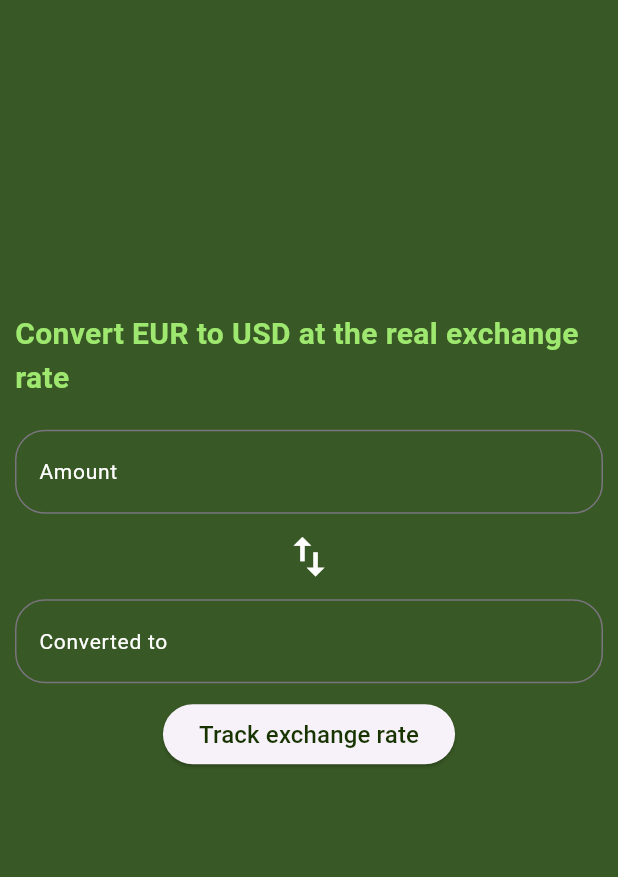
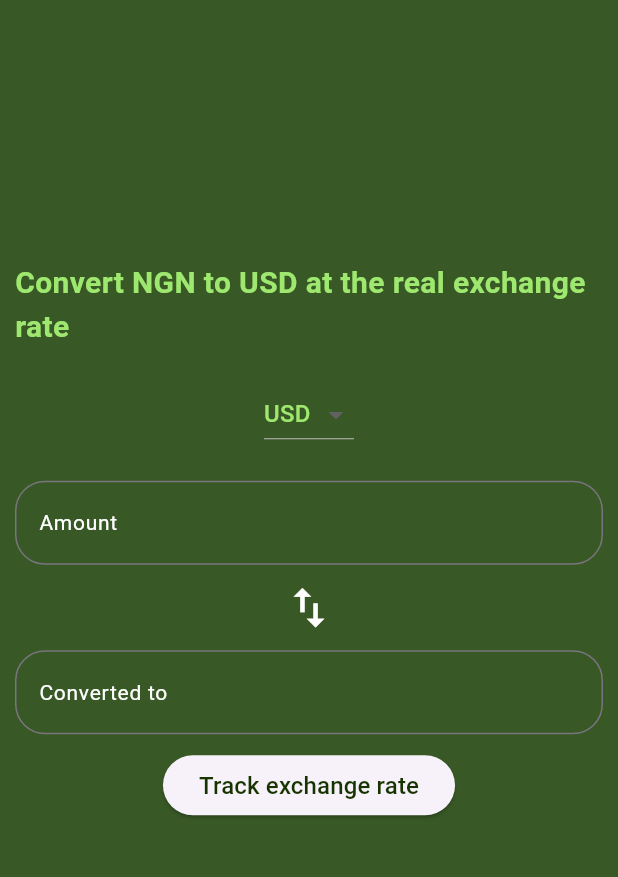
Before and after one commit to TijanAyo/currency-converter, a Flutter app: the screen it shows after launch, on a phone screen of 412 x 824 dp, the part 84-961 px from its top. Run offline on Flutter 3.47's test engine with Material 3 defaults, Android fonts, the phone set to English and light mode, and no system bars; Roboto replaces fonts that are missing (san-serif).

Commit message:
added currency drop down and stateful widget to reflect change

```diff
--- a/lib/main.dart
+++ b/lib/main.dart
@@ -12,7 +12,7 @@ class MyApp extends StatelessWidget {
   Widget build(BuildContext context) {
     return MaterialApp(
       theme: ThemeData(fontFamily: "Boldonse"),
-      home: HomeTextWidget(),
+      home: const CurrencyConverter(),
     );
   }
 }
--- a/lib/widgets/home_text.dart
+++ b/lib/widgets/home_text.dart
@@ -1,7 +1,72 @@
 import 'package:flutter/material.dart';
 
-class HomeTextWidget extends StatelessWidget {
-  const HomeTextWidget({super.key});
+class CurrencyConverter extends StatefulWidget {
+  const CurrencyConverter({super.key});
+
+  @override
+  State<CurrencyConverter> createState() => _CurrencyConverterState();
+}
+
+class _CurrencyConverterState extends State<CurrencyConverter> {
+  final TextEditingController amountController = TextEditingController();
+  final TextEditingController convertedToController = TextEditingController();
+  String selectedCurrency = 'USD';
+  String selectedCurrencyTo = 'NGN';
+  List<String> currencies = [
+    'USD',
+    'EUR',
+    'GBP',
+    'CAD',
+    'AUD',
+    'JPY',
+    'CHF',
+    'CNY',
+    'INR',
+    'BRL',
+    'MXN',
+  ];
+
+  Map<String, int> exchangeRates = {
+    'USD': 1500,
+    'EUR': 1300,
+    'GBP': 1200,
+    'CAD': 1400,
+    'AUD': 1600,
+    'JPY': 10,
+    'CHF': 1400,
+    'CNY': 200,
+    'INR': 10,
+    'BRL': 10,
+    'MXN': 10,
+  };
+
+  @override
+  void initState() {
+    super.initState();
+    amountController.addListener(_convertCurrency);
+  }
+
+  @override
+  void dispose() {
+    amountController.dispose();
+    convertedToController.dispose();
+    super.dispose();
+  }
+
+  void _convertCurrency() {
+    double amount, convertedValue;
+    String amountText = amountController.text.trim();
+
+    if (amountText.isNotEmpty) {
+      amount = double.parse(amountText);
+      convertedValue = amount * exchangeRates[selectedCurrency]!;
+      setState(() {
+        convertedToController.text = convertedValue.toStringAsFixed(0);
+      });
+    } else {
+      convertedToController.text = "";
+    }
+  }
 
   @override
   Widget build(BuildContext context) {
@@ -14,8 +79,12 @@ class HomeTextWidget extends StatelessWidget {
       ),
     );
 
-    Widget customTextFieldSection({required String labelText}) {
+    Widget customTextFieldSection({
+      required String labelText,
+      required TextEditingController controller,
+    }) {
       return TextField(
+        controller: controller,
         style: const TextStyle(color: Colors.white),
         keyboardType: const TextInputType.numberWithOptions(decimal: true),
         decoration: InputDecoration(
@@ -56,8 +125,8 @@ class HomeTextWidget extends StatelessWidget {
             children: [
               Padding(
                 padding: const EdgeInsets.all(10.0),
-                child: const Text(
-                  "Convert EUR to USD at the real exchange rate",
+                child: Text(
+                  "Convert $selectedCurrencyTo to $selectedCurrency at the real exchange rate",
                   style: TextStyle(
                     color: Color.fromRGBO(159, 232, 112, 1),
                     fontFamily: 'san-serif',
@@ -66,10 +135,44 @@ class HomeTextWidget extends StatelessWidget {
                   ),
                 ),
               ),
+
               Padding(
                 padding: const EdgeInsets.all(10.0),
-                child: customTextFieldSection(labelText: "Amount"),
+                child: DropdownButton<String>(
+                  value: selectedCurrency,
+                  onChanged: (String? value) {
+                    setState(() {
+                      selectedCurrency = value!;
+                    });
+                  },
+                  items:
+                      currencies.map((String currency) {
+                        return DropdownMenuItem<String>(
+                          value: currency,
+                          child: Text(
+                            currency,
+                            style: const TextStyle(
+                              fontFamily: "sans-serif",
+                              fontSize: 16,
+                              color: Color.fromRGBO(159, 232, 112, 1),
+                            ),
+                          ),
+                        );
+                      }).toList(),
+                  dropdownColor: const Color.fromRGBO(34, 70, 13, 0.902),
+                ),
               ),
+
+              // Amount text field
+              Padding(
+                padding: const EdgeInsets.all(10.0),
+                child: customTextFieldSection(
+                  labelText: "Amount",
+                  controller: amountController,
+                ),
+              ),
+
+              // Swap icon
               Padding(
                 padding: const EdgeInsets.all(1.0),
                 child: const Icon(
@@ -78,9 +181,14 @@ class HomeTextWidget extends StatelessWidget {
                   color: Colors.white,
                 ),
               ),
+
+              // Converted to text field
               Padding(
                 padding: const EdgeInsets.all(10.0),
-                child: customTextFieldSection(labelText: "Converted to"),
+                child: customTextFieldSection(
+                  labelText: "Converted to",
+                  controller: convertedToController,
+                ),
               ),
 
               ElevatedButton(
```
